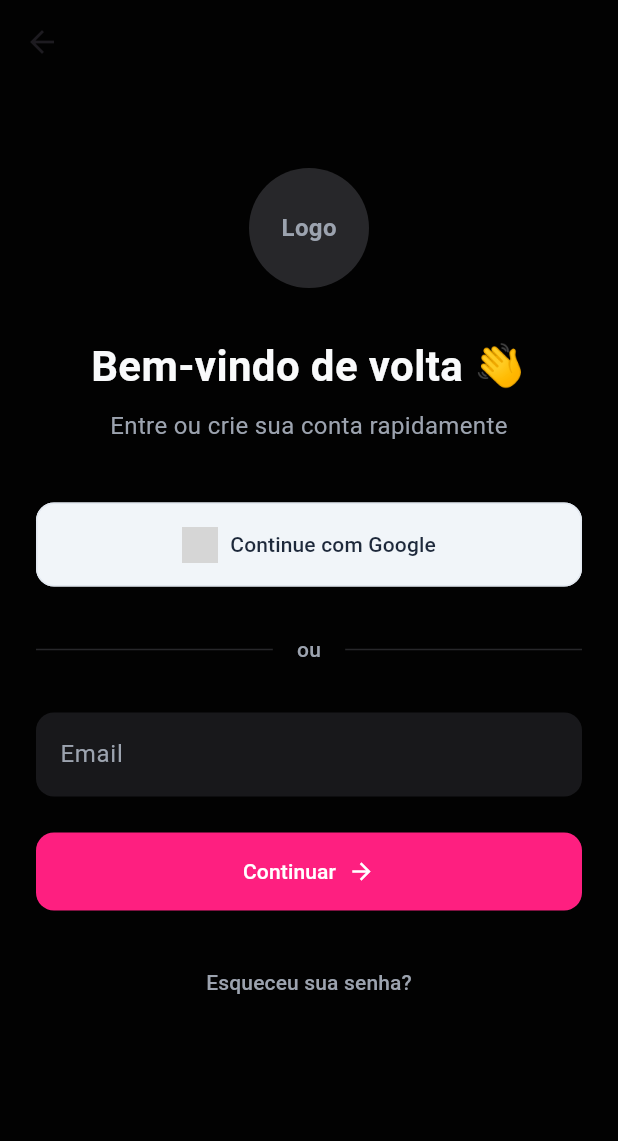
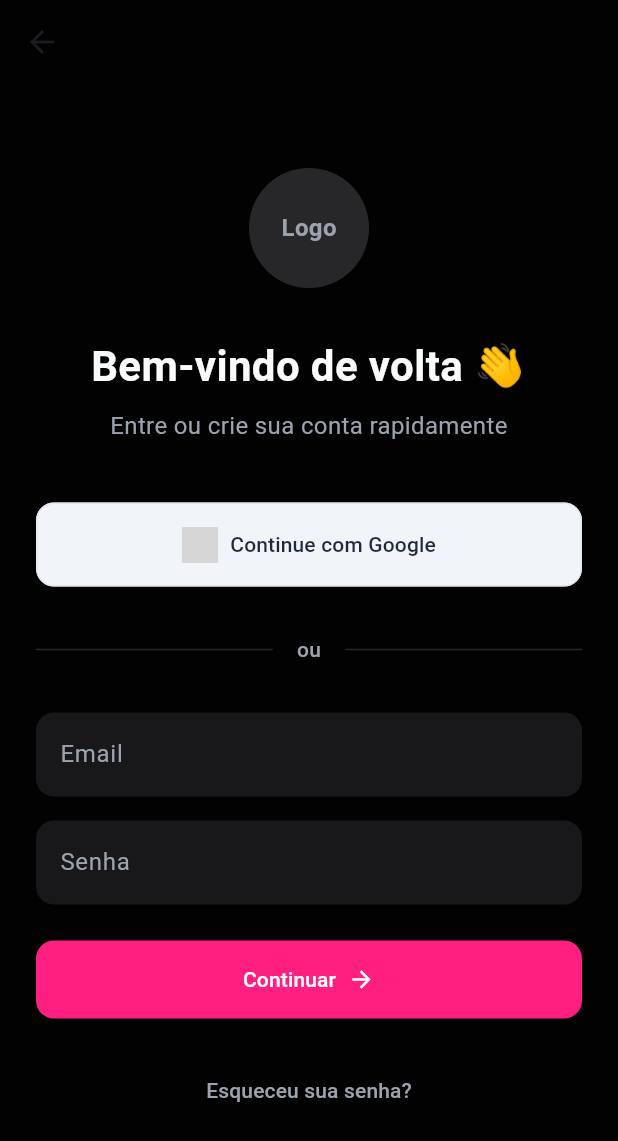
Before and after one commit to bruno1030/travelapp_frontend, a Flutter app: the screen it shows after launch, item 3 of the bottom bar chosen, after a tap on "Continue com Google", on a phone screen of 412 x 824 dp. Shown: the top 1141 px of the screen. Run offline on Flutter 3.47's test engine with Material 3 defaults, Android fonts, the phone set to English and light mode, and no system bars; our stand-ins replace cached_network_image, firebase_auth, firebase_core, geolocator, google_sign_in, image_picker and 1 more; accounts and stored records are empty; generated files the repository leaves out were written again; network calls fail; grey boxes are pictures that could not be loaded.

Commit message:
improve login screen

```diff
--- a/lib/controllers/auth_controller.dart
+++ b/lib/controllers/auth_controller.dart
@@ -1,9 +1,11 @@
 import 'package:flutter/foundation.dart' show kIsWeb;
 import 'package:flutter/material.dart';
 import 'package:firebase_auth/firebase_auth.dart';
-import 'package:google_sign_in/google_sign_in.dart';
-import 'package:sign_in_with_apple/sign_in_with_apple.dart';
 import 'dart:io';
+
+// Importação condicional para funcionar no web e mobile
+import 'package:google_sign_in/google_sign_in.dart'
+    if (dart.library.html) 'package:travelapp_frontend/web_google_stub.dart';
 
 class AuthController with ChangeNotifier {
   final FirebaseAuth _auth = FirebaseAuth.instance;
@@ -18,15 +20,39 @@ class AuthController with ChangeNotifier {
     });
   }
 
-  Future<void> signInWithGoogle() async {
+  // Login com Google
+  Future<String?> signInWithGoogle() async {
     try {
       if (kIsWeb) {
+        // Web: usa popup do Firebase diretamente
         GoogleAuthProvider googleProvider = GoogleAuthProvider();
         googleProvider.setCustomParameters({'prompt': 'select_account'});
-        await _auth.signInWithPopup(googleProvider);
+
+        UserCredential userCredential = await _auth.signInWithPopup(googleProvider);
+        currentUser = userCredential.user;
+        notifyListeners();
+        return await currentUser?.getIdToken();
       } else {
-        final provider = GoogleAuthProvider();
-        await _auth.signInWithProvider(provider);
+        // Android / iOS: usa GoogleSignIn
+        // Só importa e usa GoogleSignIn em mobile
+        final GoogleSignIn googleSignIn = GoogleSignIn(
+          scopes: ['email'],
+        );
+
+        final googleUser = await googleSignIn.signIn();
+        if (googleUser == null) return null; // Usuário cancelou
+
+        final googleAuth = await googleUser.authentication();
+
+        final credential = GoogleAuthProvider.credential(
+          idToken: googleAuth.idToken,
+          accessToken: googleAuth.accessToken,
+        );
+
+        UserCredential userCredential = await _auth.signInWithCredential(credential);
+        currentUser = userCredential.user;
+        notifyListeners();
+        return await currentUser?.getIdToken();
       }
     } catch (e) {
       debugPrint('Erro ao fazer login com Google: $e');
@@ -34,34 +60,8 @@ class AuthController with ChangeNotifier {
     }
   }
 
-  Future<void> signInWithApple() async {
-    if (kIsWeb || !Platform.isIOS) return;
-
-    try {
-      final credential = await SignInWithApple.getAppleIDCredential(
-        scopes: [
-          AppleIDAuthorizationScopes.email,
-          AppleIDAuthorizationScopes.fullName,
-        ],
-      );
-
-      final oAuthProvider = OAuthProvider('apple.com');
-      final authCredential = oAuthProvider.credential(
-        idToken: credential.identityToken,
-        accessToken: credential.authorizationCode,
-      );
-
-      await _auth.signInWithCredential(authCredential);
-    } catch (e) {
-      debugPrint('Erro ao fazer login com Apple: $e');
-      rethrow;
-    }
-  }
-
-  Future<String?> signInWithEmail({
-    required String email,
-    required String password,
-  }) async {
+  // Login com email e senha
+  Future<String?> signInWithEmail(String email, String password) async {
     try {
       UserCredential cred =
           await _auth.signInWithEmailAndPassword(email: email, password: password);
@@ -73,7 +73,7 @@ class AuthController with ChangeNotifier {
 
       currentUser = cred.user;
       notifyListeners();
-      return null;
+      return await currentUser?.getIdToken();
     } on FirebaseAuthException catch (e) {
       return e.message;
     } catch (e) {
@@ -81,7 +81,34 @@ class AuthController with ChangeNotifier {
     }
   }
 
+  // Registro com email e senha
+  Future<String?> registerWithEmail(String email, String password) async {
+    try {
+      UserCredential cred = await _auth.createUserWithEmailAndPassword(
+        email: email,
+        password: password
+      );
+
+      // Enviar email de verificação
+      await cred.user?.sendEmailVerification();
+
+      // Fazer logout até verificar email
+      await _auth.signOut();
+
+      return 'Conta criada! Verifique seu email antes de fazer login.';
+    } on FirebaseAuthException catch (e) {
+      return e.message;
+    } catch (e) {
+      return 'Erro ao criar conta.';
+    }
+  }
+
   Future<void> signOut() async {
+    if (!kIsWeb) {
+      // Só faz logout do GoogleSignIn em mobile
+      final GoogleSignIn googleSignIn = GoogleSignIn();
+      await googleSignIn.signOut();
+    }
     await _auth.signOut();
     currentUser = null;
     notifyListeners();
--- a/lib/screens/login_screen.dart
+++ b/lib/screens/login_screen.dart
@@ -15,6 +15,8 @@ class _LoginScreenState extends State<LoginScreen> {
   final TextEditingController emailController = TextEditingController();
   final TextEditingController passwordController = TextEditingController();
 
+  bool _loading = false;
+
   @override
   void dispose() {
     emailController.dispose();
@@ -22,12 +24,69 @@ class _LoginScreenState extends State<LoginScreen> {
     super.dispose();
   }
 
+  Future<void> _loginWithEmail(AuthController auth) async {
+    setState(() {
+      _loading = true;
+    });
+
+    final email = emailController.text.trim();
+    final password = passwordController.text.trim();
+
+    final token = await auth.signInWithEmail(email, password);
+
+    setState(() {
+      _loading = false;
+    });
+
+    if (token != null && token.startsWith('ey')) {
+      // Token JWT válido retornado
+      ScaffoldMessenger.of(context).showSnackBar(
+        const SnackBar(content: Text('Login realizado com sucesso!')),
+      );
+      debugPrint('Firebase ID Token: $token');
+      // Aqui você pode enviar o token para o backend
+    } else {
+      // Token é mensagem de erro
+      ScaffoldMessenger.of(context).showSnackBar(
+        SnackBar(content: Text(token ?? 'Erro desconhecido')),
+      );
+    }
+  }
+
+  Future<void> _loginWithGoogle(AuthController auth) async {
+    setState(() {
+      _loading = true;
+    });
+
+    try {
+      final token = await auth.signInWithGoogle();
+      setState(() {
+        _loading = false;
+      });
+
+      if (token != null) {
+        ScaffoldMessenger.of(context).showSnackBar(
+          const SnackBar(content: Text('Login com Google realizado com sucesso!')),
+        );
+        debugPrint('Firebase ID Token: $token');
+        // Aqui você pode enviar o token para o backend
+      }
+    } catch (e) {
+      setState(() {
+        _loading = false;
+      });
+      ScaffoldMessenger.of(context).showSnackBar(
+        SnackBar(content: Text('Erro ao fazer login com Google: $e')),
+      );
+    }
+  }
+
   @override
   Widget build(BuildContext context) {
     final auth = Provider.of<AuthController>(context);
 
     return Scaffold(
-      backgroundColor: const Color(0xFF020202), // fundo dark igual ao bottom bar
+      backgroundColor: const Color(0xFF020202),
       appBar: AppBar(
         backgroundColor: Colors.transparent,
         elevation: 0,
@@ -39,7 +98,6 @@ class _LoginScreenState extends State<LoginScreen> {
             crossAxisAlignment: CrossAxisAlignment.stretch,
             children: [
               const SizedBox(height: 40),
-              // Placeholder para o logo do app
               Center(
                 child: Container(
                   width: 80,
@@ -80,11 +138,8 @@ class _LoginScreenState extends State<LoginScreen> {
                 textAlign: TextAlign.center,
               ),
               const SizedBox(height: 40),
-              // Botão Google (mantém estilo claro)
               ElevatedButton.icon(
-                onPressed: () async {
-                  await auth.signInWithGoogle();
-                },
+                onPressed: _loading ? null : () => _loginWithGoogle(auth),
                 icon: Image.network(
                   'https://upload.wikimedia.org/wikipedia/commons/thumb/c/c1/Google_%22G%22_logo.svg/2048px-Google_%22G%22_logo.svg.png',
                   height: 24,
@@ -103,7 +158,6 @@ class _LoginScreenState extends State<LoginScreen> {
                 ),
               ),
               const SizedBox(height: 32),
-              // Divisor "ou"
               Row(
                 children: const [
                   Expanded(
@@ -125,7 +179,6 @@ class _LoginScreenState extends State<LoginScreen> {
                 ],
               ),
               const SizedBox(height: 32),
-              // Campo de email
               TextField(
                 controller: emailController,
                 style: const TextStyle(color: Color(0xFFF9FAFB)),
@@ -151,16 +204,36 @@ class _LoginScreenState extends State<LoginScreen> {
                   ),
                 ),
               ),
+              const SizedBox(height: 16),
+              TextField(
+                controller: passwordController,
+                obscureText: true,
+                style: const TextStyle(color: Color(0xFFF9FAFB)),
+                decoration: InputDecoration(
+                  labelText: 'Senha',
+                  labelStyle: const TextStyle(color: Color(0xFF9CA3AF)),
+                  filled: true,
+                  fillColor: const Color(0xFF18181B),
+                  border: OutlineInputBorder(
+                    borderRadius: BorderRadius.circular(12),
+                    borderSide: BorderSide.none,
+                  ),
+                  enabledBorder: OutlineInputBorder(
+                    borderRadius: BorderRadius.circular(12),
+                    borderSide: BorderSide.none,
+                  ),
+                  focusedBorder: OutlineInputBorder(
+                    borderRadius: BorderRadius.circular(12),
+                    borderSide: const BorderSide(
+                      color: Color(0xFFFE1F80),
+                      width: 2,
+                    ),
+                  ),
+                ),
+              ),
               const SizedBox(height: 24),
-              // Botão de continuar (email)
               ElevatedButton(
-                onPressed: () {
-                  ScaffoldMessenger.of(context).showSnackBar(
-                    const SnackBar(
-                      content: Text('Função de email ainda não implementada.'),
-                    ),
-                  );
-                },
+                onPressed: _loading ? null : () => _loginWithEmail(auth),
                 style: ElevatedButton.styleFrom(
                   backgroundColor: const Color(0xFFFE1F80),
                   foregroundColor: Colors.white,
@@ -169,7 +242,9 @@ class _LoginScreenState extends State<LoginScreen> {
                   ),
                   padding: const EdgeInsets.symmetric(vertical: 16),
                 ),
-                child: const Row(
+                child: _loading
+                    ? const CircularProgressIndicator(color: Colors.white)
+                    : const Row(
                         mainAxisAlignment: MainAxisAlignment.center,
                         children: [
                           Text('Continuar'),
@@ -179,12 +254,12 @@ class _LoginScreenState extends State<LoginScreen> {
                       ),
               ),
               const SizedBox(height: 24),
-              // Link esquecer senha
               TextButton(
                 onPressed: () {
                   ScaffoldMessenger.of(context).showSnackBar(
                     const SnackBar(
-                      content: Text('Função de recuperação de senha ainda não implementada.'),
+                      content: Text(
+                          'Função de recuperação de senha ainda não implementada.'),
                     ),
                   );
                 },
```
Also changed, not shown: lib/web_google_stub.dart (added, +23 -0 lines). Lines whose indentation alone changed are shown as unchanged.
